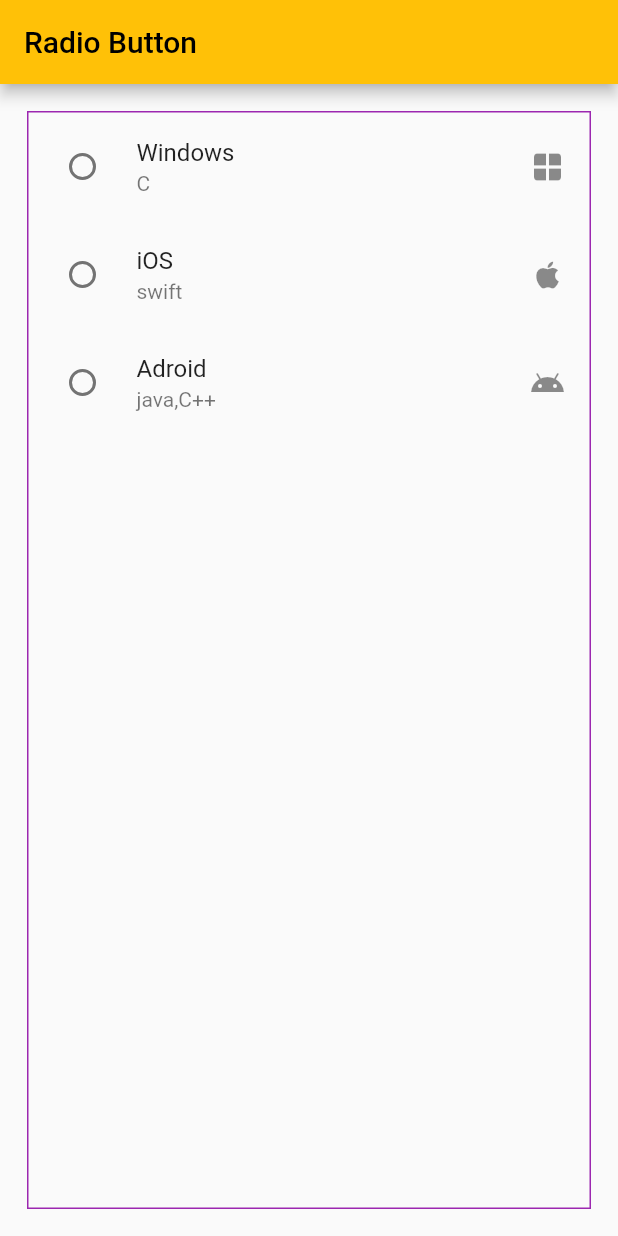
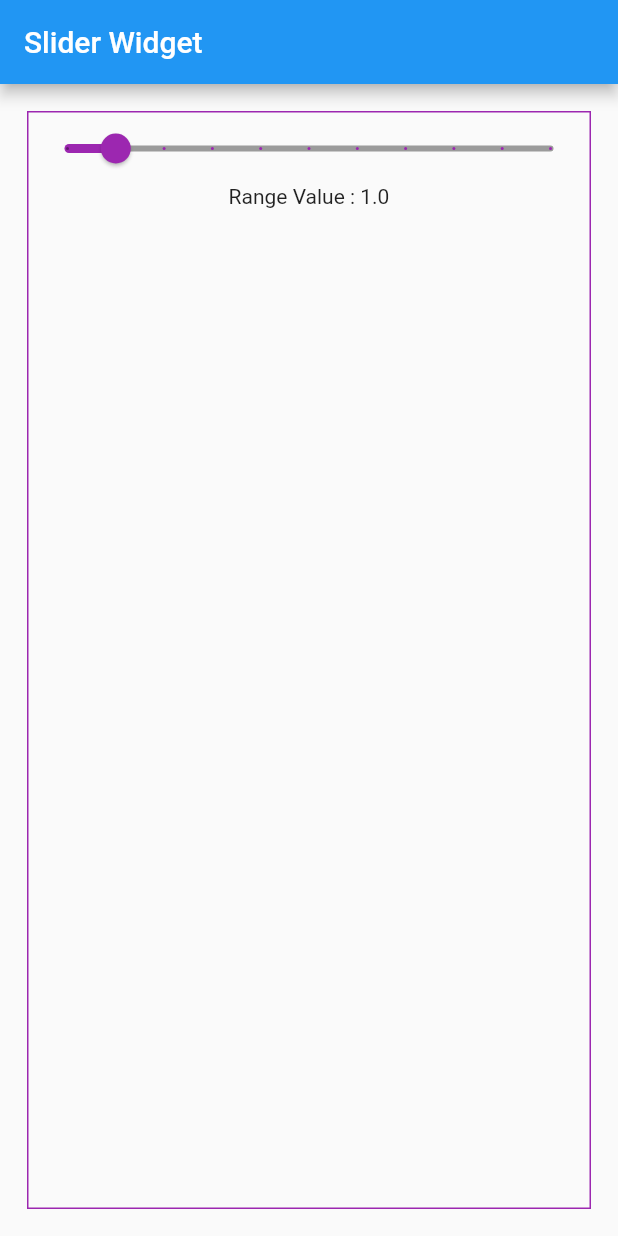
Before and after one commit to rafisgithub/flutter, a Flutter app: the screen it shows after launch, on a phone screen of 412 x 824 dp. Run offline on Flutter 3.47's test engine with Material 2 defaults, Android fonts, the phone set to English and light mode, and no system bars.

Commit message:
All about Slider widget

```diff
--- a/lib/main.dart
+++ b/lib/main.dart
@@ -1,81 +1,49 @@
-import 'package:flutter/foundation.dart';
 import 'package:flutter/material.dart';
 
-void main(){
+void main() {
   runApp(MaterialApp(
-    title: 'flutter Basics',
-    theme: ThemeData(
-      primarySwatch: Colors.amber,
-    ),
+    title: 'Slider Widget',
+    theme: ThemeData(primaryColor: Colors.pink),
     home: Scaffold(
-      appBar: AppBar(
-        title: Text("Radio Button"),
-      ),
+      appBar: AppBar(title: Text('Slider Widget')),
       body: MyApp(),
     ),
   ));
 }
+
 class MyApp extends StatefulWidget {
-
-
   @override
   State<MyApp> createState() => _MyAppState();
 }
 
 class _MyAppState extends State<MyApp> {
-  // const MyApp({super.key});
-  int _rValue = 0;
-  // void method(int value){
-  //   setState(() {
-  //     _rValue = value;
-  //   });
-  // }
+  double _sValue = 1.0;
+
   @override
   Widget build(BuildContext context) {
     return Padding(
       padding: const EdgeInsets.all(18.0),
       child: Container(
-        decoration: BoxDecoration(border: Border.all(color: Colors.purple)),
+        decoration: BoxDecoration(
+          border: Border.all(color: Colors.purple),
+        ),
         child: Column(children: [
-         RadioListTile(
-          value: 1,
-          groupValue: _rValue,
-          onChanged: (Value){
-            setState(() {
-              _rValue = Value!;
-            });
-          },
-          title: Text('Windows'),
-          subtitle: Text('C'),
-          secondary: Icon(Icons.window),
-          selected: _rValue == 1?true:false,
+          Slider(
+            value: _sValue,
+            min: 0.0,
+            max: 10.0,
+            onChanged: (value) {
+              print(value);
+              setState(() {
+                _sValue = value;
+              });
+            },
+            activeColor: Colors.purple,
+            inactiveColor: Colors.black38,
+            divisions: 10,
+            label: 'Range',
           ),
-         RadioListTile(
-          value: 2,
-          groupValue: _rValue,
-          onChanged: (Value){
-             setState(() {
-              _rValue = Value!;
-            });
-          },
-          title: Text('iOS'),
-          subtitle: Text('swift'),
-          secondary: Icon(Icons.apple),
-          selected: _rValue == 2?true:false,
-          ),
-         RadioListTile(
-          value: 3,
-          groupValue: _rValue,
-          onChanged: (Value){
-             setState(() {
-              _rValue = Value!;
-            });
-          },
-          title: Text('Adroid'),
-          subtitle: Text('java,C++'),
-          secondary: Icon(Icons.android),
-          selected: _rValue == 3?true:false,
-          ),
+          Text('Range Value : $_sValue')
         ]),
       ),
     );
```
Also changed, not shown: 1 other file.
